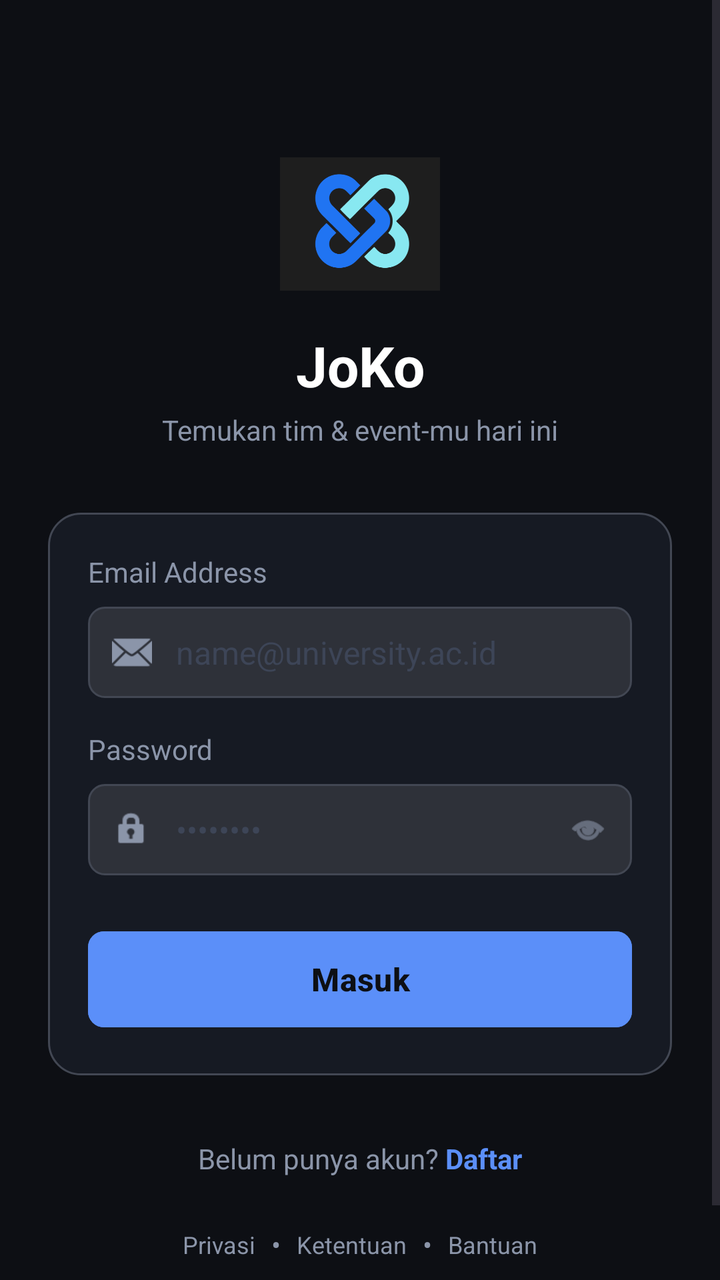
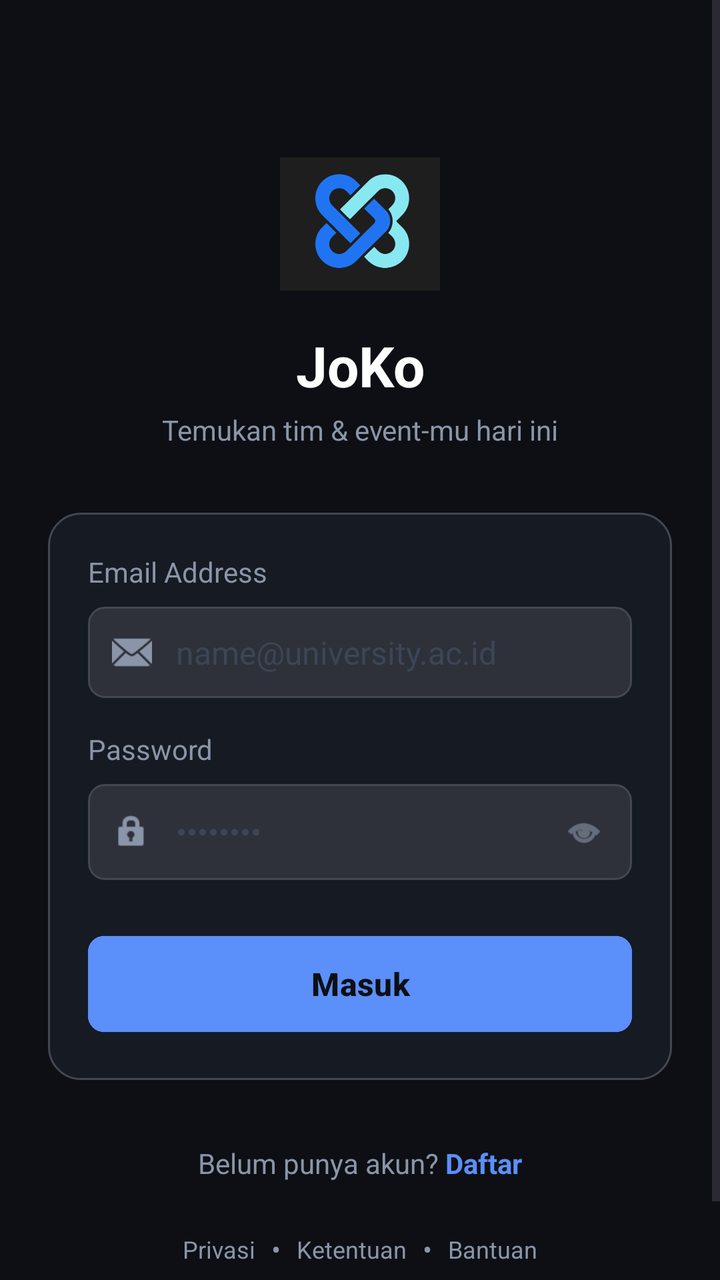

Two renders of the same Android screen: before a commit and after it. Below are the layout's source before the change and the commit's diff.
<!-- AndroidManifest.xml: application theme Theme.Joko -->
<!-- res/layout/activity_login.xml -->
<?xml version="1.0" encoding="utf-8"?>
<ScrollView xmlns:android="http://schemas.android.com/apk/res/android"
    xmlns:app="http://schemas.android.com/apk/res-auto"
    android:layout_width="match_parent"
    android:layout_height="match_parent"
    android:background="@color/bg_base"
    android:fillViewport="true">

    <androidx.constraintlayout.widget.ConstraintLayout
        android:layout_width="match_parent"
        android:layout_height="wrap_content"
        android:padding="24dp">

        <ImageView
            android:id="@+id/logo"
            android:layout_width="80dp"
            android:layout_height="80dp"
            android:layout_marginTop="48dp"
            android:src="@mipmap/logojoko"
            app:layout_constraintEnd_toEndOf="parent"
            app:layout_constraintStart_toStartOf="parent"
            app:layout_constraintTop_toTopOf="parent" />

        <TextView
            android:id="@+id/tvAppName"
            android:layout_width="wrap_content"
            android:layout_height="wrap_content"
            android:layout_marginTop="12dp"
            android:text="@string/app_name"
            android:textColor="@color/white"
            android:textSize="28sp"
            android:textStyle="bold"
            app:layout_constraintEnd_toEndOf="parent"
            app:layout_constraintStart_toStartOf="parent"
            app:layout_constraintTop_toBottomOf="@id/logo" />

        <TextView
            android:id="@+id/tvTagline"
            android:layout_width="wrap_content"
            android:layout_height="wrap_content"
            android:layout_marginTop="4dp"
            android:text="Temukan tim &amp; event-mu hari ini"
            android:textColor="@color/text_secondary"
            android:textSize="14sp"
            app:layout_constraintEnd_toEndOf="parent"
            app:layout_constraintStart_toStartOf="parent"
            app:layout_constraintTop_toBottomOf="@id/tvAppName" />

        <LinearLayout
            android:id="@+id/loginCard"
            android:layout_width="match_parent"
            android:layout_height="wrap_content"
            android:layout_marginTop="32dp"
            android:background="@drawable/bg_login_card"
            android:orientation="vertical"
            android:padding="20dp"
            app:layout_constraintTop_toBottomOf="@id/tvTagline">

            <TextView
                android:layout_width="wrap_content"
                android:layout_height="wrap_content"
                android:text="Email Address"
                android:textColor="@color/text_secondary"
                android:textSize="14sp" />

            <LinearLayout
                android:layout_width="match_parent"
                android:layout_height="wrap_content"
                android:layout_marginTop="8dp"
                android:background="@drawable/bg_input_field"
                android:gravity="center_vertical"
                android:orientation="horizontal"
                android:padding="12dp">

                <ImageView
                    android:layout_width="20dp"
                    android:layout_height="20dp"
                    android:src="@android:drawable/ic_dialog_email"
                    app:tint="@color/text_secondary" />

                <EditText
                    android:id="@+id/etEmail"
                    android:layout_width="match_parent"
                    android:layout_height="wrap_content"
                    android:layout_marginStart="12dp"
                    android:background="@null"
                    android:hint="name@university.ac.id"
                    android:inputType="textEmailAddress"
                    android:textColor="@color/white"
                    android:textColorHint="@color/text_disabled"
                    android:textSize="16sp" />
            </LinearLayout>

            <TextView
                android:layout_width="wrap_content"
                android:layout_height="wrap_content"
                android:layout_marginTop="16dp"
                android:text="Password"
                android:textColor="@color/text_secondary"
                android:textSize="14sp" />

            <LinearLayout
                android:layout_width="match_parent"
                android:layout_height="wrap_content"
                android:layout_marginTop="8dp"
                android:background="@drawable/bg_input_field"
                android:gravity="center_vertical"
                android:orientation="horizontal"
                android:padding="12dp">

                <ImageView
                    android:layout_width="20dp"
                    android:layout_height="20dp"
                    android:src="@android:drawable/ic_lock_idle_lock"
                    app:tint="@color/text_secondary" />

                <EditText
                    android:id="@+id/etPassword"
                    android:layout_width="0dp"
                    android:layout_height="wrap_content"
                    android:layout_marginStart="12dp"
                    android:layout_weight="1"
                    android:background="@null"
                    android:hint="••••••••"
                    android:inputType="textPassword"
                    android:textColor="@color/white"
                    android:textColorHint="@color/text_disabled"
                    android:textSize="16sp" />

                <ImageView
                    android:layout_width="20dp"
                    android:layout_height="20dp"
                    android:src="@android:drawable/ic_menu_view"
                    app:tint="@color/text_secondary" />
            </LinearLayout>

            <Button
                android:id="@+id/btnMasuk"
                android:layout_width="match_parent"
                android:layout_height="56dp"
                android:layout_marginTop="24dp"
                android:backgroundTint="@color/primary"
                android:text="Masuk"
                android:textAllCaps="false"
                android:textColor="@color/bg_base"
                android:textSize="16sp"
                android:textStyle="bold"
                app:cornerRadius="8dp" />

        </LinearLayout>

        <LinearLayout
            android:id="@+id/layoutRegister"
            android:layout_width="wrap_content"
            android:layout_height="wrap_content"
            android:layout_marginTop="32dp"
            android:orientation="horizontal"
            app:layout_constraintEnd_toEndOf="parent"
            app:layout_constraintStart_toStartOf="parent"
            app:layout_constraintTop_toBottomOf="@id/loginCard">

            <TextView
                android:layout_width="wrap_content"
                android:layout_height="wrap_content"
                android:text="Belum punya akun? "
                android:textColor="@color/text_secondary" />

            <TextView
                android:id="@+id/tvRegister"
                android:layout_width="wrap_content"
                android:layout_height="wrap_content"
                android:text="Daftar"
                android:textColor="@color/primary"
                android:textStyle="bold" />
        </LinearLayout>

        <LinearLayout
            android:layout_width="wrap_content"
            android:layout_height="wrap_content"
            android:layout_marginTop="24dp"
            android:layout_marginBottom="24dp"
            android:gravity="center"
            android:orientation="horizontal"
            app:layout_constraintBottom_toBottomOf="parent"
            app:layout_constraintEnd_toEndOf="parent"
            app:layout_constraintStart_toStartOf="parent"
            app:layout_constraintTop_toBottomOf="@id/layoutRegister"
            app:layout_constraintVertical_bias="1.0">

            <TextView
                android:layout_width="wrap_content"
                android:layout_height="wrap_content"
                android:text="Privasi"
                android:textColor="@color/text_secondary"
                android:textSize="12sp" />

            <TextView
                android:layout_width="wrap_content"
                android:layout_height="wrap_content"
                android:layout_marginHorizontal="8dp"
                android:text="•"
                android:textColor="@color/text_secondary" />

            <TextView
                android:layout_width="wrap_content"
                android:layout_height="wrap_content"
                android:text="Ketentuan"
                android:textColor="@color/text_secondary"
                android:textSize="12sp" />

            <TextView
                android:layout_width="wrap_content"
                android:layout_height="wrap_content"
                android:layout_marginHorizontal="8dp"
                android:text="•"
                android:textColor="@color/text_secondary" />

            <TextView
                android:layout_width="wrap_content"
                android:layout_height="wrap_content"
                android:text="Bantuan"
                android:textColor="@color/text_secondary"
                android:textSize="12sp" />
        </LinearLayout>

    </androidx.constraintlayout.widget.ConstraintLayout>
</ScrollView>
<!-- resources referenced by this layout -->
<resources>
  <color name="bg_base">#0D0F14</color>
  <color name="primary">#5B8FF9</color>
  <color name="text_disabled">#3D4557</color>
  <color name="text_secondary">#8B95A9</color>
  <color name="white">#FFFFFFFF</color>
  <!-- drawable bg_input_field (drawable) -->
  <?xml version="1.0" encoding="utf-8"?>
  <shape xmlns:android="http://schemas.android.com/apk/res/android">
      <solid android:color="#1AFFFFFF" />
      <corners android:radius="8dp" />
      <stroke android:width="1dp" android:color="@color/outline_variant" />
  </shape>
  <!-- drawable bg_login_card (drawable) -->
  <?xml version="1.0" encoding="utf-8"?>
  <shape xmlns:android="http://schemas.android.com/apk/res/android">
      <solid android:color="@color/bg_surface" />
      <corners android:radius="16dp" />
      <stroke android:width="1dp" android:color="@color/outline_variant" />
  </shape>
  <!-- mipmap logojoko: png bitmap (mipmap-xxxhdpi, 14864 bytes) -->
  <string name="app_name">JoKo</string>
  <style name="Theme.Joko" parent="Base.Theme.Joko" />
  <color name="outline_variant">#424753</color>
  <color name="bg_surface">#161A23</color>
  <style name="Base.Theme.Joko" parent="Theme.Material3.DayNight.NoActionBar">
          <item name="colorPrimary">@color/primary</item>
          <item name="android:statusBarColor">@color/bg_base</item>
          <item name="android:windowBackground">@color/bg_base</item>
      </style>
</resources>

<!-- the commit's change to res/layout/activity_login.xml (unified diff, before → after) -->
@@ -128,9 +128,12 @@
                     android:textSize="16sp" />
 
                 <ImageView
-                    android:layout_width="20dp"
-                    android:layout_height="20dp"
+                    android:id="@+id/ivShowPassword"
+                    android:layout_width="24dp"
+                    android:layout_height="24dp"
+                    android:padding="2dp"
                     android:src="@android:drawable/ic_menu_view"
+                    android:contentDescription="Show Password"
                     app:tint="@color/text_secondary" />
             </LinearLayout>
 
